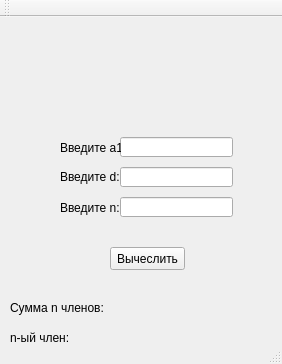
The window that CppQt/mainwindow.ui (nyxen/Labs) describes before a commit, drawn with Qt 5.
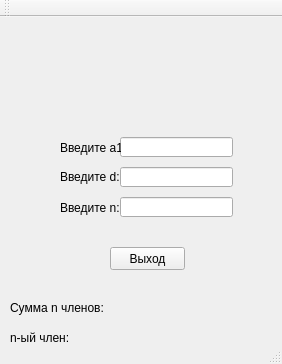
The same window after the commit.

Commit message: C++ (Qt): кнопка заменена на editingFinished, выход из приложения

What changed in the file:
```diff
--- a/CppQt/mainwindow.ui
+++ b/CppQt/mainwindow.ui
@@ -27,7 +27,7 @@
      </rect>
     </property>
     <property name="text">
-     <string>Вычеслить</string>
+     <string>Выход</string>
     </property>
    </widget>
    <widget class="QLineEdit" name="LeA1">
```
Left out of the diff: 4 changed lines with no effect on the pictures. The commit also changes 2 other files.
